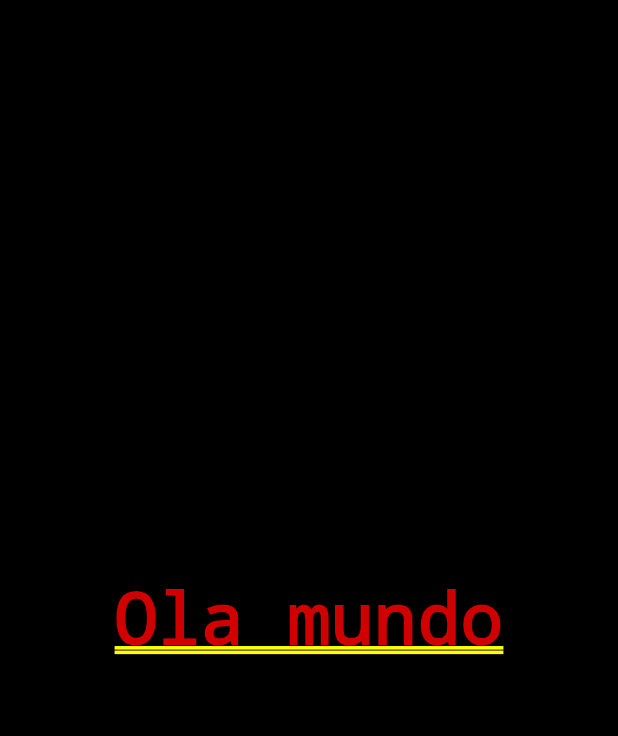
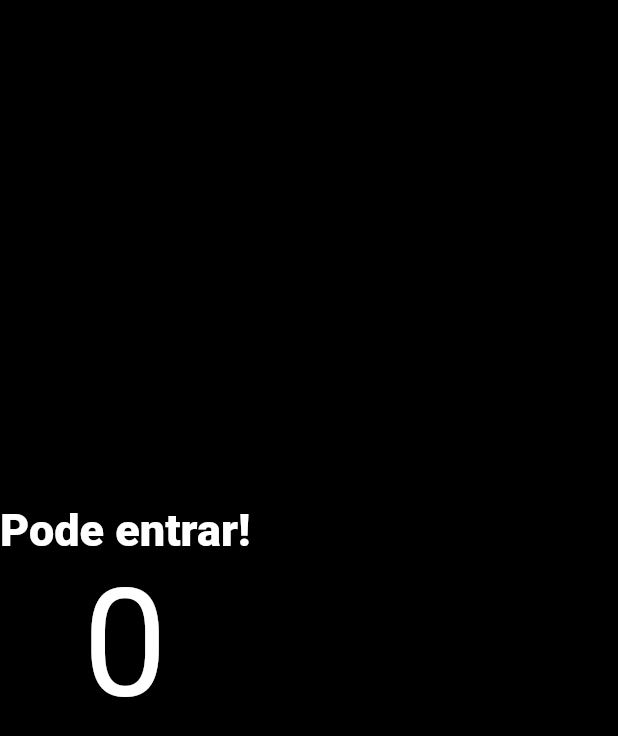
Before and after one commit to jamessonfaria/flutter-contador, a Flutter app: the screen it shows after launch, on a phone screen of 412 x 824 dp. Shown: the top 736 px of the screen. Run offline on Flutter 3.47's test engine with Material 2 defaults, Android fonts, the phone set to English and light mode, and no system bars.

Commit message:
Criando pagina home e estilizando

```diff
--- a/lib/main.dart
+++ b/lib/main.dart
@@ -1,7 +1,7 @@
 import 'package:flutter/material.dart';
 
 void main() {
-  runApp(MyApp());
+  runApp(const MyApp());
 }
 
 class MyApp extends StatelessWidget {
@@ -9,15 +9,38 @@
 
   @override
   Widget build(BuildContext context) {
-    return MaterialApp(
-      home: Container(
-        color: Colors.black,
-        alignment: Alignment.center,
-        child: const Text("Ola mundo"),
-      ),
+    return const MaterialApp(
+      home: HomePage(),
     );
   }
+}
 
+class HomePage extends StatelessWidget {
+  const HomePage({Key? key}) : super(key: key);
 
-
+  @override
+  Widget build(BuildContext context) {
+    return Scaffold(
+        backgroundColor: Colors.black,
+        body: Column(
+          mainAxisAlignment: MainAxisAlignment.center,
+          children: const [
+            Text(
+              "Pode entrar!",
+              style: TextStyle(
+                fontSize: 30,
+                color: Colors.white,
+                fontWeight: FontWeight.w800,
+              ),
+            ),
+            Text(
+              "0",
+              style: TextStyle(
+                fontSize: 100,
+                color: Colors.white
+              ),
+            ),
+          ],
+        ));
+  }
 }
```
